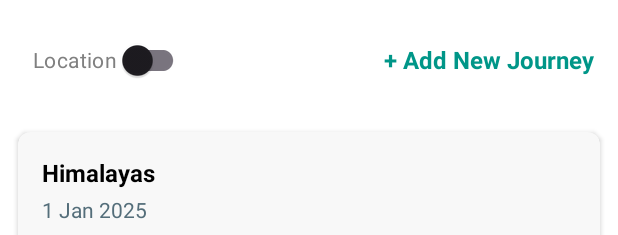
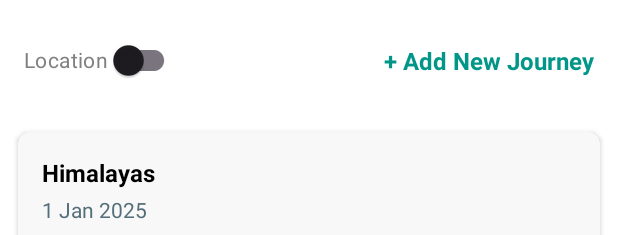
Before and after one commit to premdoiphode0907/travel_journal_app, an Android app: the layout fragment_journey.xml on its own in the app's theme, with its tools: preview values and no code run, on a phone screen of 412 x 824 dp. Shown: the top 235 px of the screen. Run offline under Robolectric (Android 15) with nearby library versions, the phone set to English and light mode, and no system bars.

```diff
--- a/app/src/main/java/com/app/traveljournalapp/activity/JourneyDetailActivity.java
+++ b/app/src/main/java/com/app/traveljournalapp/activity/JourneyDetailActivity.java
@@ -61,7 +61,6 @@ public class JourneyDetailActivity extends AppCompatActivity {
         addressTextView = findViewById(R.id.journeyAddress);
         descriptionTextView = findViewById(R.id.journeyDescription);
         addPhotosButton = findViewById(R.id.addPhotosButton);
-//        capturedImageView = findViewById(R.id.capturedImageView);
         backButton = findViewById(R.id.backButton);
 
         RecyclerView memoriesRecyclerView = findViewById(R.id.memoriesRecyclerView);
--- a/app/src/main/java/com/app/traveljournalapp/data/db/AppDatabase.java
+++ b/app/src/main/java/com/app/traveljournalapp/data/db/AppDatabase.java
@@ -4,13 +4,10 @@ package com.app.traveljournalapp.data.db;
 import androidx.room.Database;
 import androidx.room.RoomDatabase;
 
-import com.app.traveljournalapp.data.db.entity.Journey;
 import com.app.traveljournalapp.data.db.entity.User;
 
 
-@Database(entities = {User.class, Journey.class}, version = 1)
+@Database(entities = {User.class}, version = 1)
 public abstract class AppDatabase extends RoomDatabase {
     public abstract UserDao userDao();
-
-    public abstract JourneyDao journeyDao();
 }
--- a/app/src/main/java/com/app/traveljournalapp/utils/Miscellaneous.java
+++ /dev/null
@@ -1,6 +0,0 @@
-package com.app.traveljournalapp.utils;
-
-public class Miscellaneous {
-
-
-}
--- a/app/src/main/res/layout/fragment_journey.xml
+++ b/app/src/main/res/layout/fragment_journey.xml
@@ -3,16 +3,15 @@
     xmlns:tools="http://schemas.android.com/tools"
     android:layout_width="match_parent"
     android:layout_height="match_parent"
+    xmlns:app="http://schemas.android.com/apk/res-auto"
     android:orientation="vertical"
     android:background="#FFFFFF">
 
     <!-- Top Bar with Add Button -->
-    <LinearLayout
+    <androidx.constraintlayout.widget.ConstraintLayout
         android:layout_width="match_parent"
         android:layout_height="wrap_content"
-        android:orientation="horizontal"
-        android:padding="16dp"
-        android:gravity="end|center_vertical">
+        android:padding="16dp">
 
         <com.google.android.material.switchmaterial.SwitchMaterial
             android:id="@+id/locationSwitch"
@@ -21,8 +20,9 @@
             android:text="Location"
             android:textColor="#808080"
             android:textSize="14sp"
-            android:layout_marginEnd="130dp"
-            android:checked="false" />
+            app:layout_constraintStart_toStartOf="parent"
+            app:layout_constraintTop_toTopOf="parent"
+            app:layout_constraintBottom_toBottomOf="parent"/>
 
         <TextView
             android:id="@+id/addJourneyButton"
@@ -31,8 +31,12 @@
             android:text="+ Add New Journey"
             android:textColor="#009688"
             android:textSize="16sp"
-            android:textStyle="bold" />
-    </LinearLayout>
+            android:textStyle="bold"
+            app:layout_constraintEnd_toEndOf="parent"
+            app:layout_constraintTop_toTopOf="parent"
+            app:layout_constraintBottom_toBottomOf="parent"/>
+    </androidx.constraintlayout.widget.ConstraintLayout>
+
 
     <!-- Journey List -->
     <androidx.recyclerview.widget.RecyclerView
```
Also changed, not shown: app/src/main/java/com/app/traveljournalapp/activity/AddJourneyActivity.java (+1 -18 lines), app/src/main/java/com/app/traveljournalapp/data/db/JourneyDao.java (deleted, +0 -24 lines), app/src/main/java/com/app/traveljournalapp/fragment/JourneyFragment.java (+108 -69 lines), app/src/main/java/com/app/traveljournalapp/utils/GridSpacingItemDecoration.java (deleted, +0 -30 lines).
